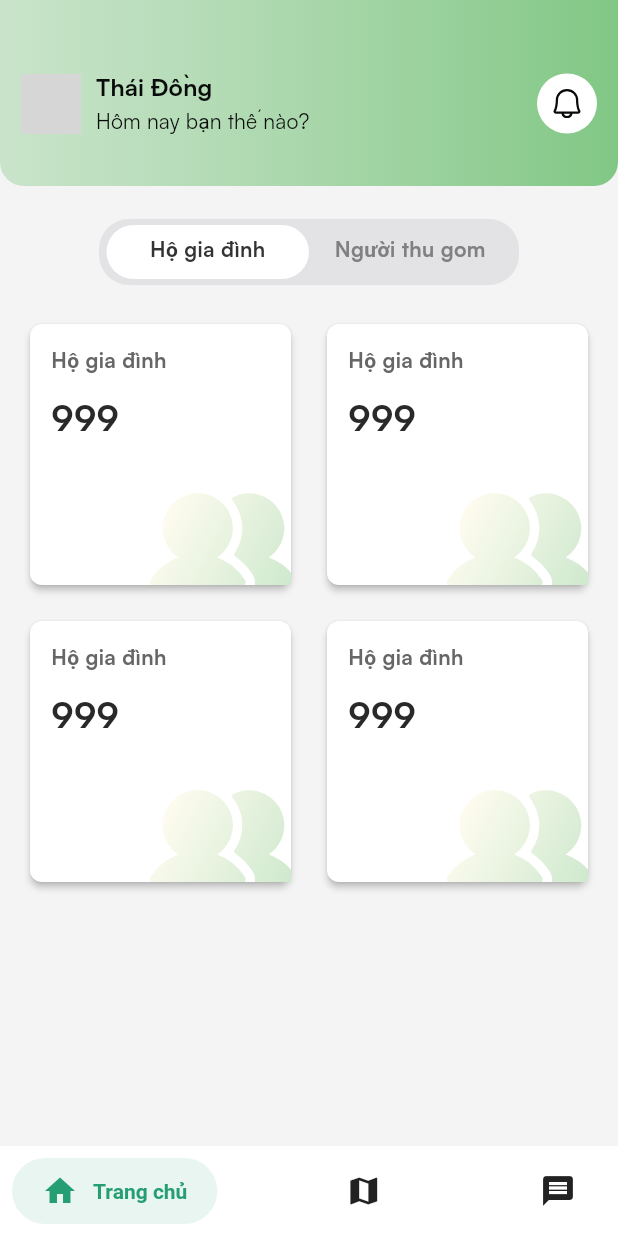
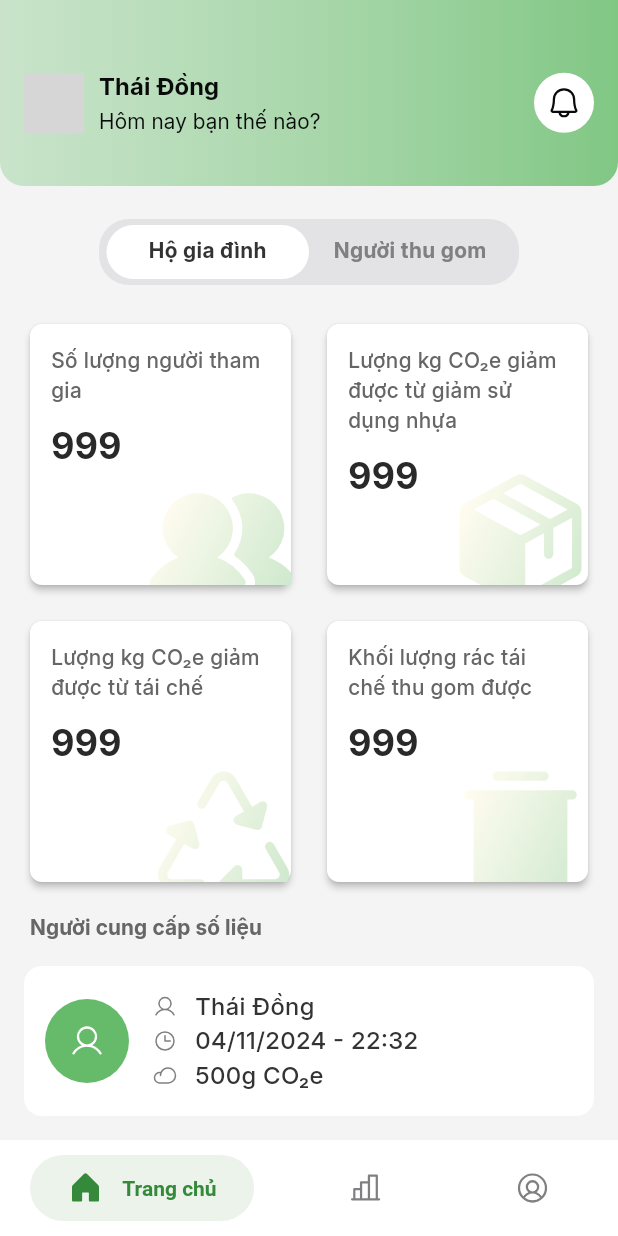
Before and after one commit to sparc-software-hust/waznet, a Flutter app: the screen it shows after launch, on a phone screen of 412 x 824 dp. Run offline on Flutter 3.47's test engine with Material 3 defaults, Android fonts, the phone set to English and light mode, and no system bars; drawn by our look-alikes of salomon_bottom_bar; our stand-ins replace bloc, dio, equatable, firebase_core, firebase_messaging, flutter_bloc and 3 more; accounts and stored records are empty; generated files the repository leaves out were written again; network calls fail; statements that could not run were skipped; grey boxes are pictures that could not be loaded.

Commit message:
feature(mobile): home screen

```diff
--- /dev/null
+++ b/mobile/devtools_options.yaml
@@ -0,0 +1,3 @@
+description: This file stores settings for Dart & Flutter DevTools.
+documentation: https://docs.flutter.dev/tools/devtools/extensions#configure-extension-enablement-states
+extensions:
--- /dev/null
+++ b/mobile/lib/constants/text_constants.dart
@@ -0,0 +1,15 @@
+const adminStatistic = {
+  'scraper': {
+    'count_scraper': "Số lượng người tham gia",
+    'kg_co2e_reduced': "Tổng kg CO₂e giảm được",
+    'kg_collected': "Tổng kg rác thu gom được",
+    'expense_reduced': "Chi phí giảm được nhờ thu gom",
+  },
+
+  'household': {
+    'count_household': "Số lượng người tham gia",
+    'kg_co2e_plastic_reduced': "Lượng kg CO₂e giảm được từ giảm sử dụng nhựa",
+    'kg_co2e_recycle_reduced': "Lượng kg CO₂e giảm được từ tái chế",
+    'kg_recycle_collected': "Khối lượng rác tái chế thu gom được",
+  }
+};
--- a/mobile/lib/features/home/view/home_screen.dart
+++ b/mobile/lib/features/home/view/home_screen.dart
@@ -1,10 +1,12 @@
 import 'package:cecr_unwomen/constants/color_constants.dart';
+import 'package:cecr_unwomen/constants/text_constants.dart';
 import 'package:cecr_unwomen/features/authentication/authentication.dart';
 import 'package:cecr_unwomen/features/firebase/firebase.dart';
 import 'package:flutter/material.dart';
 import 'package:flutter_bloc/flutter_bloc.dart';
 import 'package:phosphor_flutter/phosphor_flutter.dart';
 import 'package:salomon_bottom_bar/salomon_bottom_bar.dart';
+import 'package:collection/collection.dart';
 
 class HomeScreen extends StatefulWidget {
   const HomeScreen({super.key});
@@ -23,62 +25,22 @@ class _HomeScreenState extends State<HomeScreen> {
       isHousehold = !isHousehold;
     });
   }
+
+  buildBarItem({required PhosphorIconData icon, required PhosphorIconData activeIcon, required String title}) {
+    return SalomonBottomBarItem(
+      icon: PhosphorIcon(icon, size: 24, color: const Color(0xFF808082)),
+      title: Text(title),
+      activeIcon: PhosphorIcon(activeIcon, size: 24, color: const Color(0xFF348A3A)),
+      selectedColor: const Color(0xFF348A3A)
+    );
+  }
+
   @override
   Widget build(BuildContext context) {
-    return Scaffold(
-      backgroundColor: const Color(0xFFF4F4F5),
-      bottomNavigationBar: SalomonBottomBar(
-        backgroundColor: Colors.white,
-        currentIndex: _currentIndex,
-        onTap: (i) => setState(() => _currentIndex = i),
-        itemPadding: const EdgeInsets.symmetric(horizontal: 20, vertical: 10),
-        items: [
-        SalomonBottomBarItem(
-          icon: const Icon(Icons.home),
-          title: const Text("Trang chủ"),
-          selectedColor: colorCons.primaryGreen,
-        ),
-        SalomonBottomBarItem(
-          icon: const Icon(Icons.map),
-          title: const Text("Bản đồ"),
-          selectedColor: colorCons.primaryGreen,
-        ),
-        SalomonBottomBarItem(
-          icon: const Icon(Icons.message),
-          title: const Text("Tin nhắn"),
-          selectedColor: colorCons.primaryGreen,
-        ),
-      ]),
-      body: SafeArea(
-        child: BlocProvider(
-          lazy: false,
-          create: (context) => FirebaseBloc()
-            ..add(SetupFirebaseToken())
-            ..add(TokenRefresh())
-            ..add(OpenMessageBackground())
-            ..add(OpenMessageTerminated())
-            ..add(ReceiveMessageForeground()),
-          child: SingleChildScrollView(
-            child: Column(
+    final Widget adminWidget = Column(
       children: [
-                Container(
-                  height: 124,
-                  padding: const EdgeInsets.symmetric(horizontal: 14, vertical: 16),
-                  decoration: BoxDecoration(
-                      gradient: LinearGradient(
-                    colors: [const Color(0xFFA5D6A7).withOpacity(0.55), const Color(0xFF81C784)],
-                    begin: Alignment.centerLeft,
-                    end: Alignment.centerRight,
-                    ),
-                    borderRadius: const BorderRadius.only(
-                      bottomLeft: Radius.circular(16),
-                      bottomRight: Radius.circular(16)
-                    )
-                  ),
-                  child: Column(
-                    children: [
-                      const SizedBox(height: 30),
-                      Row(
+        HeaderWidget(
+          child: Row(
             mainAxisAlignment: MainAxisAlignment.spaceBetween,
             children: [
               Row(
@@ -121,56 +83,85 @@ class _HomeScreenState extends State<HomeScreen> {
               ),
             ],
           ),
-
-                      // const SizedBox(height: 32),
-                      // Container(
-                      //   height: 100,
-                      //   decoration: BoxDecoration(
-                      //     color: colorCons.primaryGreen,
-                      //     borderRadius: BorderRadius.circular(15),
-                      //   ),
-                      // ),
-                      // const SizedBox(height: 20),
-                      // Material(
-                      //   color: Colors.transparent,
-                      //   child: Container(
-                      //     decoration: BoxDecoration(
-                      //       borderRadius: BorderRadius.circular(6),
-                      //       color: colorCons.primaryGreen,
-                      //     ),
-                      //     padding: const EdgeInsets.symmetric(horizontal: 10, vertical: 6),
-                      //     child: InkWell(
-                      //       onTap: () async {
-                      //         // final res = await AuthController.login("0967827856", "270920011");
-                      //         // print('okee:${res}');
-                      //       },
-                      //       child: Text("Login fake")
-                      //     )
-                      //   )
-                      // ),
-                      // const SizedBox(height: 20,),
-                      // Material(
-                      //   color: Colors.transparent,
-                      //   child: Container(
-                      //     decoration: BoxDecoration(
-                      //       borderRadius: BorderRadius.circular(6),
-                      //       color: colorCons.primaryGreen,
-                      //     ),
-                      //     padding: const EdgeInsets.symmetric(horizontal: 10, vertical: 6),
-                      //     child: InkWell(
-                      //       onTap: () {
-                      //         context.read<AuthenticationBloc>().add(LogoutRequest());
-                      //       },
-                      //       child: Text("Logout")
-                      //     )
-                      //   )
-                      // )
+        ),
+        BarWidget(isHousehold: isHousehold, changeBar: changeBar),
+        CardStatistic(isHousehold: isHousehold),
+        Container(
+          padding: const EdgeInsets.all(16),
+          child: Column(
+            children: [
+              Row(
+                mainAxisAlignment: MainAxisAlignment.spaceBetween,
+                children: [
+                  Padding(
+                    padding: const EdgeInsets.only(left: 4),
+                    child: Text("Người cung cấp số liệu",
+                        style: colorCons.fastStyle(
+                            14, FontWeight.w600, const Color(0xFF666667))),
+                  ),
+                ],
+              ),
+              const SizedBox(height: 16),
+              const UserContributionWidget(),
+              const UserContributionWidget(),
+              const UserContributionWidget(),
+              const UserContributionWidget(),
             ],
           ),
         ),
-                BarWidget(isHousehold: isHousehold, changeBar: changeBar),
-                const CardStatistic(),
       ],
+    );
+
+    return Scaffold(
+      backgroundColor: const Color(0xFFF4F4F5),
+      bottomNavigationBar: SalomonBottomBar(
+        backgroundColor: Colors.white,
+        currentIndex: _currentIndex,
+        onTap: (i) => setState(() => _currentIndex = i),
+        itemPadding: const EdgeInsets.symmetric(horizontal: 25, vertical: 10),
+        margin: const EdgeInsets.symmetric(horizontal: 20, vertical: 10),
+        items: [
+          buildBarItem(
+            activeIcon: PhosphorIcons.fill.house,
+            icon: PhosphorIcons.regular.house, title: "Trang chủ"
+          ),
+          buildBarItem(
+            activeIcon: PhosphorIcons.fill.chartBar,
+            icon: PhosphorIcons.regular.chartBar, title: "Dữ liệu"
+          ),
+          buildBarItem(
+            activeIcon: PhosphorIcons.fill.userCircle,
+            icon: PhosphorIcons.regular.userCircle, title: "Tài khoản"
+          ),
+      ]),
+      body: SafeArea(
+        child: BlocProvider(
+          lazy: false,
+          create: (context) => FirebaseBloc()
+            ..add(SetupFirebaseToken())
+            ..add(TokenRefresh())
+            ..add(OpenMessageBackground())
+            ..add(OpenMessageTerminated())
+            ..add(ReceiveMessageForeground()),
+          child: SingleChildScrollView(
+            child: _currentIndex == 0 ? adminWidget
+              : HeaderWidget(
+                child: Column(
+                  children: [
+                    // BarWidget(isHousehold: isHousehold, changeBar: changeBar),
+                    // const UserContributionWidget(),
+                    // const UserContributionWidget(),
+                    // const UserContributionWidget(),
+                    // const UserContributionWidget(),
+                    // const UserContributionWidget(),
+                    // const UserContributionWidget(),
+                    // const UserContributionWidget(),
+                    // const UserContributionWidget(),
+                    // const UserContributionWidget(),
+                    // const UserContributionWidget(),
+                    // const UserContributionWidget(),
+                  ],
+                ),
               ),
             ),
           ),
@@ -179,11 +170,117 @@ class _HomeScreenState extends State<HomeScreen> {
     }
   }
 
-class CardStatistic extends StatelessWidget {
-  const CardStatistic({super.key});
+  class UserContributionWidget extends StatefulWidget {
+    const UserContributionWidget({super.key});
+
+  @override
+  State<UserContributionWidget> createState() => _UserContributionWidgetState();
+}
+
+class _UserContributionWidgetState extends State<UserContributionWidget> {
+
+  _buildRowItem({required String text, required IconData icon}) {
+    return Row(
+      children: [
+        Icon(icon, size: 16, color: const Color(0xFF808082)),
+        const SizedBox(width: 12),
+        Text(text,
+            style: TextStyle(
+                color: Color(0xFF333334),
+                fontSize: 16,
+                fontWeight: FontWeight.w500)),
+      ],
+    );
+  }
 
   @override
   Widget build(BuildContext context) {
+    return Container(
+      height: 100,
+      margin: const EdgeInsets.only(bottom: 16),
+      padding: const EdgeInsets.symmetric(horizontal: 14, vertical: 12),
+      decoration: BoxDecoration(
+        color: Colors.white,
+        borderRadius: BorderRadius.circular(12),
+      ),
+      child: Row(
+        crossAxisAlignment: CrossAxisAlignment.center,
+        children: [
+          Container(
+            width: 56,
+            height: 56,
+            decoration: const BoxDecoration(
+              color: Color(0xFF66BB6A),
+              shape: BoxShape.circle,
+            ),
+            child: Icon(PhosphorIcons.regular.user, size: 24, color: Colors.white),
+          ),
+          const SizedBox(width: 16),
+          Column(
+            mainAxisAlignment: MainAxisAlignment.center,
+            crossAxisAlignment: CrossAxisAlignment.start,
+            children: [
+              _buildRowItem(text: "Thái Đồng", icon: PhosphorIcons.regular.user),
+              _buildRowItem(text: "04/11/2024 - 22:32", icon: PhosphorIcons.regular.clock),
+              _buildRowItem(text: "500g CO₂e", icon: PhosphorIcons.regular.cloud),
+            ],
+          ),
+        ],
+      ),
+    );
+  }
+}
+
+class HeaderWidget extends StatelessWidget {
+  const HeaderWidget({super.key, required this.child});
+  final Widget child;
+
+  @override
+  Widget build(BuildContext context) {
+    return Container(
+      height: 124,
+      padding: const EdgeInsets.all(16),
+      decoration: BoxDecoration(
+          gradient: LinearGradient(
+            colors: [const Color(0xFFA5D6A7).withOpacity(0.55), const Color(0xFF81C784)],
+            begin: Alignment.centerLeft,
+            end: Alignment.centerRight,
+        ),
+        borderRadius: const BorderRadius.only(
+          bottomLeft: Radius.circular(16),
+          bottomRight: Radius.circular(16)
+        )
+      ),
+      child: Column(
+        children: [
+          const SizedBox(height: 30),
+          child,
+        ],
+      ),
+    );
+  }
+}
+
+class CardStatistic extends StatelessWidget {
+  const CardStatistic({super.key, required this.isHousehold});
+  final bool isHousehold;
+
+  @override
+  Widget build(BuildContext context) {
+    final String key = isHousehold ? 'household' : 'scraper';
+    final List householdIcons = [
+      PhosphorIcons.fill.users,
+      PhosphorIcons.fill.package,
+      PhosphorIcons.fill.recycle,
+      PhosphorIcons.fill.trashSimple,
+    ];
+
+    final List scraperIcons = [
+      PhosphorIcons.fill.users,
+      PhosphorIcons.fill.package,
+      PhosphorIcons.fill.trashSimple,
+      PhosphorIcons.fill.currencyCircleDollar,
+    ];
     return Container(
       padding: const EdgeInsets.symmetric(horizontal: 16),
       child: GridView.count(
@@ -192,36 +289,16 @@ class CardStatistic extends StatelessWidget {
         mainAxisSpacing: 16,
         crossAxisSpacing: 16,
         physics: const NeverScrollableScrollPhysics(),
-        children: [
-          CardInfoWidget(
+        children: adminStatistic[key]!.entries.mapIndexed((i, e) {
+          final icon = isHousehold ? householdIcons[i] : scraperIcons[i];
+          return CardInfoWidget(
             icon: PhosphorIcon(
-              PhosphorIcons.fill.users, size: 100, color: Colors.white
+              icon, size: 100, color: Colors.white
             ),
-            text: "Hộ gia đình",
+            text: e.value,
             number: 999
-          ),
-          CardInfoWidget(
-            icon: PhosphorIcon(
-              PhosphorIcons.fill.users, size: 100, color: Colors.white
-            ),
-            text: "Hộ gia đình",
-            number: 999
-          ),
-          CardInfoWidget(
-            icon: PhosphorIcon(
-              PhosphorIcons.fill.users, size: 100, color: Colors.white
-            ),
-            text: "Hộ gia đình",
-            number: 999
-          ),
-          CardInfoWidget(
-            icon: PhosphorIcon(
-              PhosphorIcons.fill.users, size: 100, color: Colors.white
-            ),
-            text: "Hộ gia đình",
-            number: 999
-          ),
-        ],
+          );
+        }).toList(),
       ),
     );
   }
@@ -249,13 +326,13 @@ class CardInfoWidget extends StatelessWidget {
               crossAxisAlignment: CrossAxisAlignment.start,
               children: [
                 Text(text,
-                    style: TextStyle(
+                    style: const TextStyle(
                         color: Color(0xFF666667),
                         fontSize: 14,
-                        fontWeight: FontWeight.w600)),
-                SizedBox(height: 10),
+                        fontWeight: FontWeight.w500)),
+                const SizedBox(height: 10),
                 Text("$number",
-                    style: TextStyle(
+                    style: const TextStyle(
                         color: Color(0xFF29292A),
                         fontSize: 24,
                         fontWeight: FontWeight.w700)),
@@ -356,13 +433,16 @@ class ButtonBar extends StatelessWidget {
         padding: const EdgeInsets.symmetric(horizontal: 10, vertical: 6),
         child: InkWell(
           onTap: () => onPressed(),
+          child: Padding(
+            padding: const EdgeInsets.only(top: 1),
             child: Text(text,
               textAlign: TextAlign.center,
               style: TextStyle(
               color: isSelected ? const Color(0xFF333334) : const Color(0xFF808082),
               fontSize: 14,
               fontWeight: FontWeight.w600
-          ))
+            )),
+          )
         )
       )
     );
```
Also changed, not shown: mobile/pubspec.yaml (+6 -4 lines), mobile/assets/fonts/Inter_18pt-Black.ttf (added), mobile/assets/fonts/Inter_18pt-Bold.ttf (added), mobile/assets/fonts/Inter_18pt-Light.ttf (added), mobile/assets/fonts/Inter_18pt-Medium.ttf (added), mobile/assets/fonts/Inter_18pt-Regular.ttf (added), mobile/assets/fonts/Inter_18pt-Thin.ttf (added), mobile/assets/fonts/Satoshi-Black.ttf (deleted), mobile/assets/fonts/Satoshi-Bold.ttf (deleted), mobile/assets/fonts/Satoshi-Medium.ttf (deleted), mobile/assets/fonts/Satoshi-Regular.ttf (deleted). Lines whose indentation alone changed are shown as unchanged.
